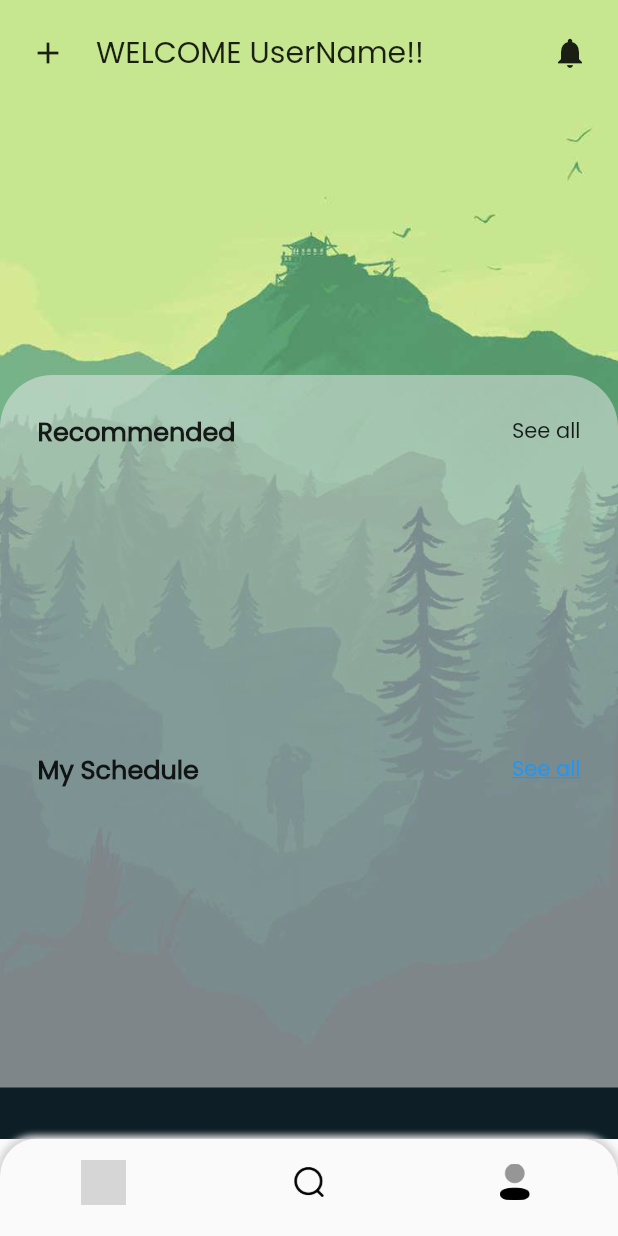
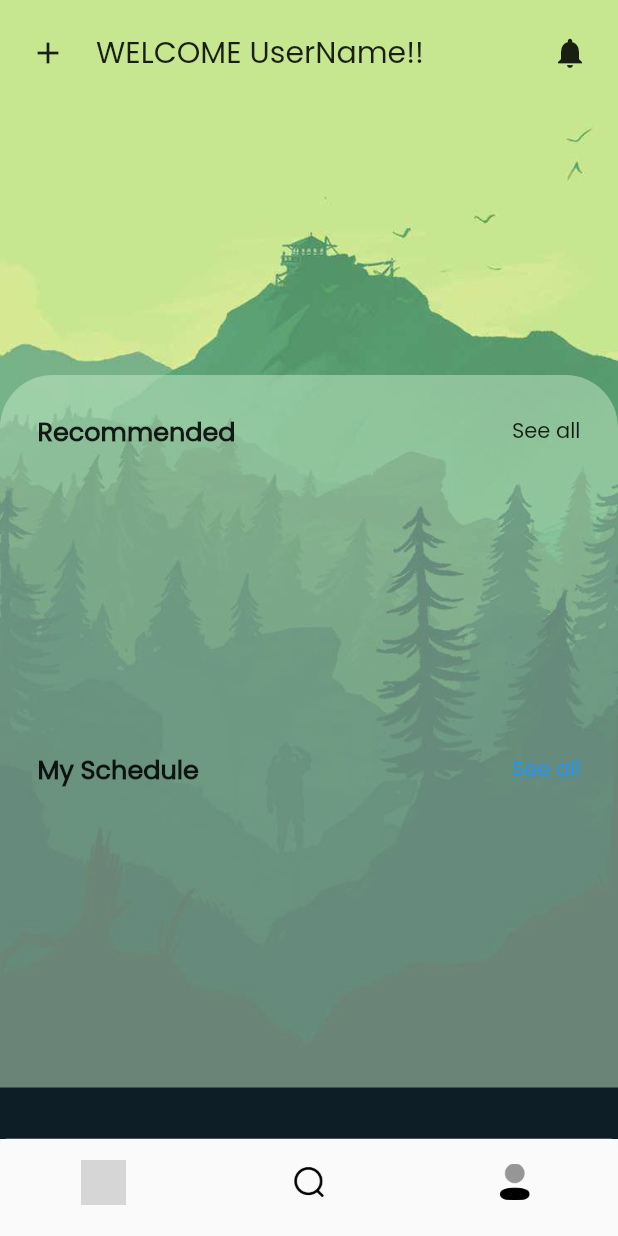
Before and after one commit to elaie/Hikeyy, a Flutter app: the screen it shows once a user with an empty profile is signed in, on a phone screen of 412 x 824 dp. Run offline on Flutter 3.47's test engine with Material 2 defaults, Android fonts, the phone set to English and light mode, and no system bars; our stand-ins replace cloud_firestore, firebase_auth, firebase_core, firebase_storage, image_picker; missing offline and left inert: dart:ffi, flutter_tagging_plus; accounts and stored records are empty; grey boxes are pictures that could not be loaded.

Commit message:
idk what

```diff
--- a/hikeyy/lib/screens/dashboard/dashboard.dart
+++ b/hikeyy/lib/screens/dashboard/dashboard.dart
@@ -25,10 +25,11 @@ class _DashboardState extends State<Dashboard> {
           context: context,
           builder: (context) => AlertDialog(
             title: new Text('Are you sure?'),
-        content: new Text('Do you want to exit an App'),
+            content: new Text('Do you want to exit this App'),
             actions: <Widget>[
               TextButton(
-            onPressed: () => Navigator.of(context).pop(false), //<-- SEE HERE
+                onPressed: () =>
+                    Navigator.of(context).pop(false), //<-- SEE HERE
                 child: new Text('No'),
               ),
               TextButton(
@@ -42,6 +43,7 @@ class _DashboardState extends State<Dashboard> {
         )) ??
         false;
   }
+
   void _onItemTapped(int index) {
     setState(() {
       _selectedPageIndex = index;
@@ -59,20 +61,14 @@ class _DashboardState extends State<Dashboard> {
         bottomNavigationBar: Container(
           decoration: const BoxDecoration(
             borderRadius: BorderRadius.only(
-              topRight: Radius.circular(25),
-              topLeft: Radius.circular(25),
+              topRight: Radius.circular(5),
+              topLeft: Radius.circular(5),
             ),
-            boxShadow: [
-              BoxShadow(
-                  color: Color.fromARGB(255, 215, 212, 212),
-                  spreadRadius: 2,
-                  blurRadius: 3),
-            ],
           ),
           child: ClipRRect(
             borderRadius: const BorderRadius.only(
-              topLeft: Radius.circular(25.0),
-              topRight: Radius.circular(25.0),
+              topLeft: Radius.circular(5.0),
+              topRight: Radius.circular(5.0),
             ),
             child: BottomNavigationBar(
               //type: BottomNavigationBarType.fixed,
--- a/hikeyy/lib/screens/home_page/home_page.dart
+++ b/hikeyy/lib/screens/home_page/home_page.dart
@@ -126,16 +126,17 @@ class _HomePageState extends State<HomePage> {
                           borderRadius: const BorderRadius.only(
                               topLeft: Radius.circular(35),
                               topRight: Radius.circular(35)),
-                          color: Colors.grey.shade200.withOpacity(0.5)),
+                          color: Color.fromARGB(255, 198, 236, 199)
+                              .withOpacity(0.5)),
                       child: Padding(
-                        padding: EdgeInsets.only(
+                        padding: const EdgeInsets.only(
                           top: 25.0,
                         ),
                         child: SingleChildScrollView(
                           //  scrollDirection: Axis.vertical,
                           child: Column(
                             children: [
-                              Padding(
+                              const Padding(
                                 padding: EdgeInsets.only(left: 25.0, right: 25),
                                 child: Row(
                                   mainAxisAlignment:
--- a/hikeyy/lib/screens/home_page/widget/my_schedule_card.dart
+++ b/hikeyy/lib/screens/home_page/widget/my_schedule_card.dart
@@ -19,7 +19,7 @@ class MyScheduleCard extends StatelessWidget {
       child: Container(
         height: 80,
         decoration: BoxDecoration(
-          color: const Color.fromARGB(255, 200, 199, 199),
+          color: Colors.green.withOpacity(0.1),
           borderRadius: BorderRadius.all(
             Radius.circular(20),
           ),
@@ -61,7 +61,7 @@ class MyScheduleCard extends StatelessWidget {
                 height: 30,
                 width: 70,
                 decoration: BoxDecoration(
-                    color: Colors.blue,
+                    color: Color.fromARGB(255, 128, 206, 131),
                     borderRadius: BorderRadius.all(Radius.circular(50))),
                 child: Center(child: Text('Joined')),
               )
--- a/hikeyy/lib/screens/profile_page/widgets/create_group_button.dart
+++ b/hikeyy/lib/screens/profile_page/widgets/create_group_button.dart
@@ -14,7 +14,7 @@ class CreateGroupButton extends StatelessWidget {
       bottom: 80,
       child: SizedBox(
         height: 45,
-        width: 300,
+        width: 220,
         child: ElevatedButton(
           onPressed: () {
             Navigator.push(context,
--- a/hikeyy/lib/screens/profile_page/widgets/logout_button.dart
+++ b/hikeyy/lib/screens/profile_page/widgets/logout_button.dart
@@ -15,7 +15,7 @@ class LogoutButton extends StatelessWidget {
       bottom: 20,
       child: SizedBox(
         height: 45,
-        width: 300,
+        width: 220,
         child: ElevatedButton(
           onPressed: () {
             FirebaseAuth.instance.signOut().then((value) {
```
Lines whose indentation alone changed are shown as unchanged.
